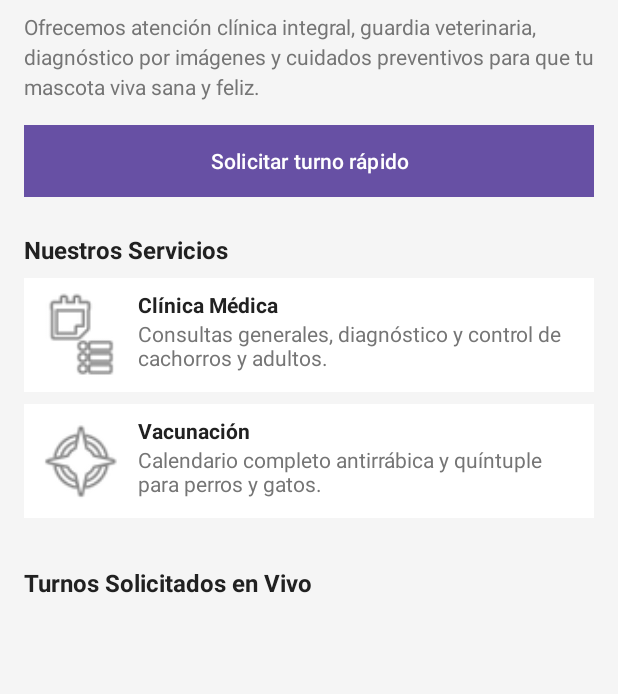
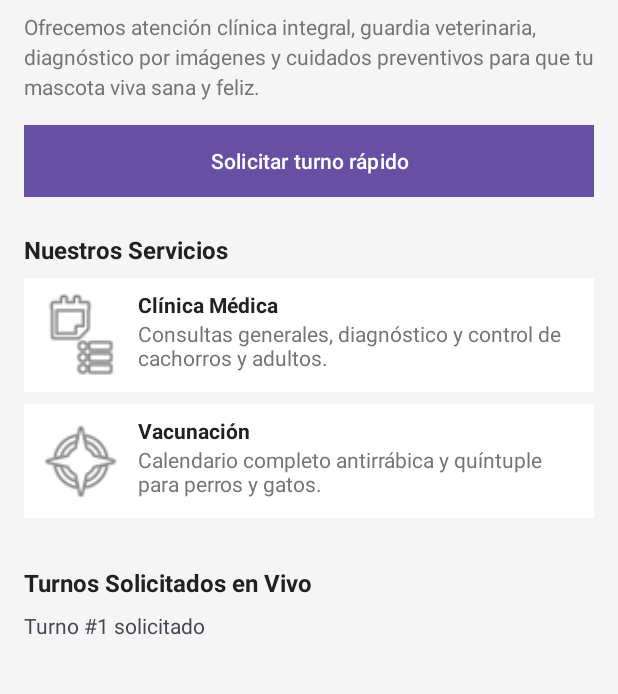
Before and after one commit to bautirevel/parcial-1-am-acn4bv-puchernau-revel, an Android app: the screen it shows after launch (MainActivity), after a tap on "Solicitar turno rápido", on a phone screen of 412 x 824 dp, the part 188-882 px from its top. Run offline under Robolectric (Android 15) with nearby library versions, the phone set to English and light mode, and no system bars.

Commit message:
feat(logic): maneja eventos y turnos desde Java

```diff
--- a/app/src/main/java/com/example/centroveterinarioapp/MainActivity.java
+++ b/app/src/main/java/com/example/centroveterinarioapp/MainActivity.java
@@ -1,24 +1,62 @@
 package com.example.centroveterinarioapp;
 
+import androidx.appcompat.app.AppCompatActivity;
+
+import android.content.Intent;
+import android.net.Uri;
 import android.os.Bundle;
-
-import androidx.activity.EdgeToEdge;
-import androidx.appcompat.app.AppCompatActivity;
-import androidx.core.graphics.Insets;
-import androidx.core.view.ViewCompat;
-import androidx.core.view.WindowInsetsCompat;
+import android.view.View;
+import android.widget.Button;
+import android.widget.LinearLayout;
+import android.widget.TextView;
+import android.widget.Toast;
 
 public class MainActivity extends AppCompatActivity {
+
+    private LinearLayout contenedorTurnos;
+    private int contadorTurnos = 0;
 
     @Override
     protected void onCreate(Bundle savedInstanceState) {
         super.onCreate(savedInstanceState);
-        EdgeToEdge.enable(this);
         setContentView(R.layout.activity_main);
-        ViewCompat.setOnApplyWindowInsetsListener(findViewById(R.id.main), (v, insets) -> {
-            Insets systemBars = insets.getInsets(WindowInsetsCompat.Type.systemBars());
-            v.setPadding(systemBars.left, systemBars.top, systemBars.right, systemBars.bottom);
-            return insets;
+
+        contenedorTurnos = findViewById(R.id.contenedor_turnos_dinamicos);
+
+        Button botonLlamar = findViewById(R.id.btn_llamar);
+        Button botonTurno = findViewById(R.id.boton_solicitar_turno);
+
+        botonLlamar.setOnClickListener(new View.OnClickListener() {
+            @Override
+            public void onClick(View v) {
+                llamarVeterinaria();
+            }
+        });
+
+        botonTurno.setOnClickListener(new View.OnClickListener() {
+            @Override
+            public void onClick(View v) {
+                agregarTurnoDinamico();
+            }
         });
     }
+
+    public void llamarVeterinaria() {
+        Uri uri = Uri.parse("tel:1144558899");
+        Intent intent = new Intent(Intent.ACTION_DIAL, uri);
+        startActivity(intent);
+
+        Toast.makeText(this, "Marcando teléfono de guardia...", Toast.LENGTH_SHORT).show();
+    }
+
+    public void agregarTurnoDinamico() {
+        contadorTurnos++;
+
+        TextView nuevoTurno = new TextView(this);
+        nuevoTurno.setText("Turno #" + contadorTurnos + " solicitado");
+
+        contenedorTurnos.addView(nuevoTurno);
+
+        Toast.makeText(this, "Turno registrado en pantalla", Toast.LENGTH_SHORT).show();
+    }
 }
--- a/app/src/main/res/layout/activity_main.xml
+++ b/app/src/main/res/layout/activity_main.xml
@@ -33,7 +33,6 @@
 
         <Button
             android:id="@+id/btn_llamar"
-            android:onClick="llamarVeterinaria"
             android:layout_width="wrap_content"
             android:layout_height="wrap_content"
             android:text="@string/header_phone"
@@ -78,7 +77,6 @@
 
             <Button
                 android:id="@+id/boton_solicitar_turno"
-                android:onClick="agregarTurnoDinamico"
                 android:layout_width="match_parent"
                 android:layout_height="wrap_content"
                 android:layout_marginTop="@dimen/spacing_medium"
```
